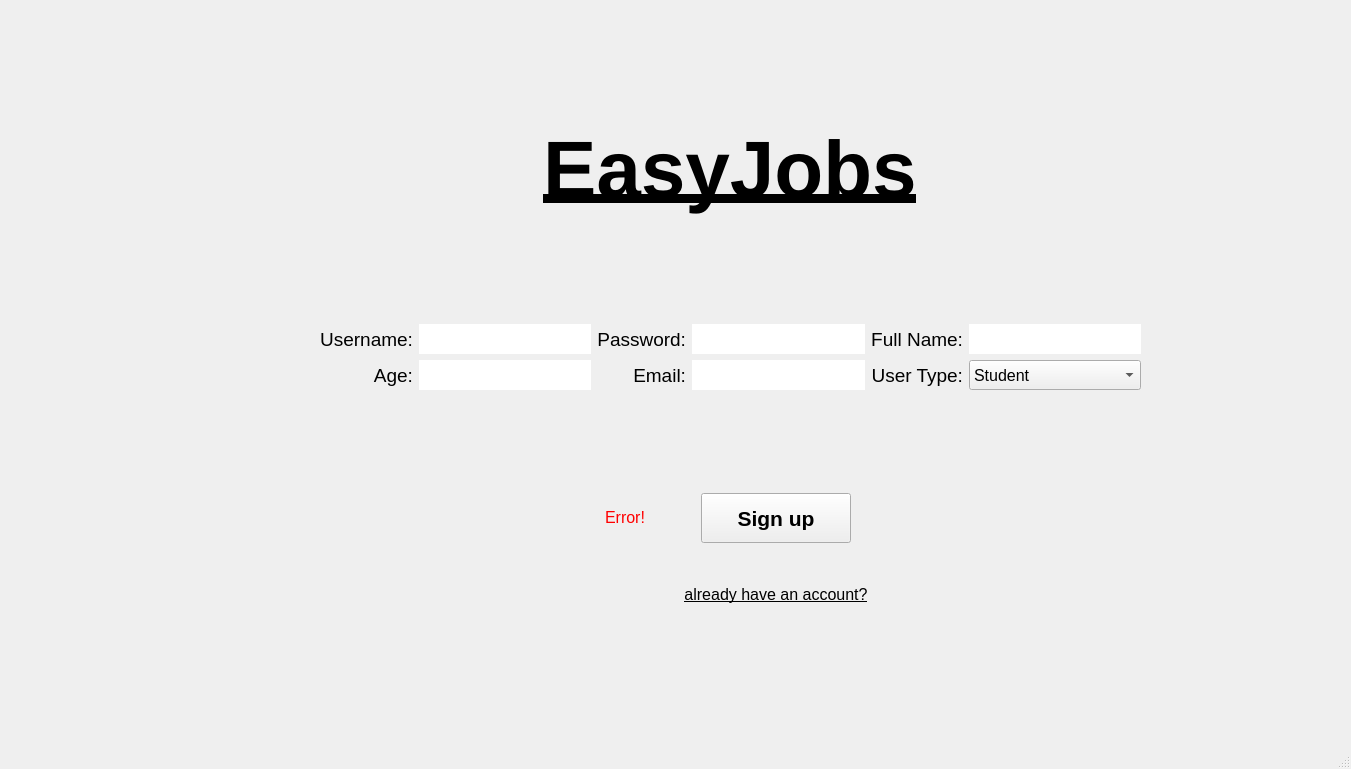
The window that ui/signup.ui (IvnGenza/EasyJob_39) describes before a commit, drawn with Qt 5.
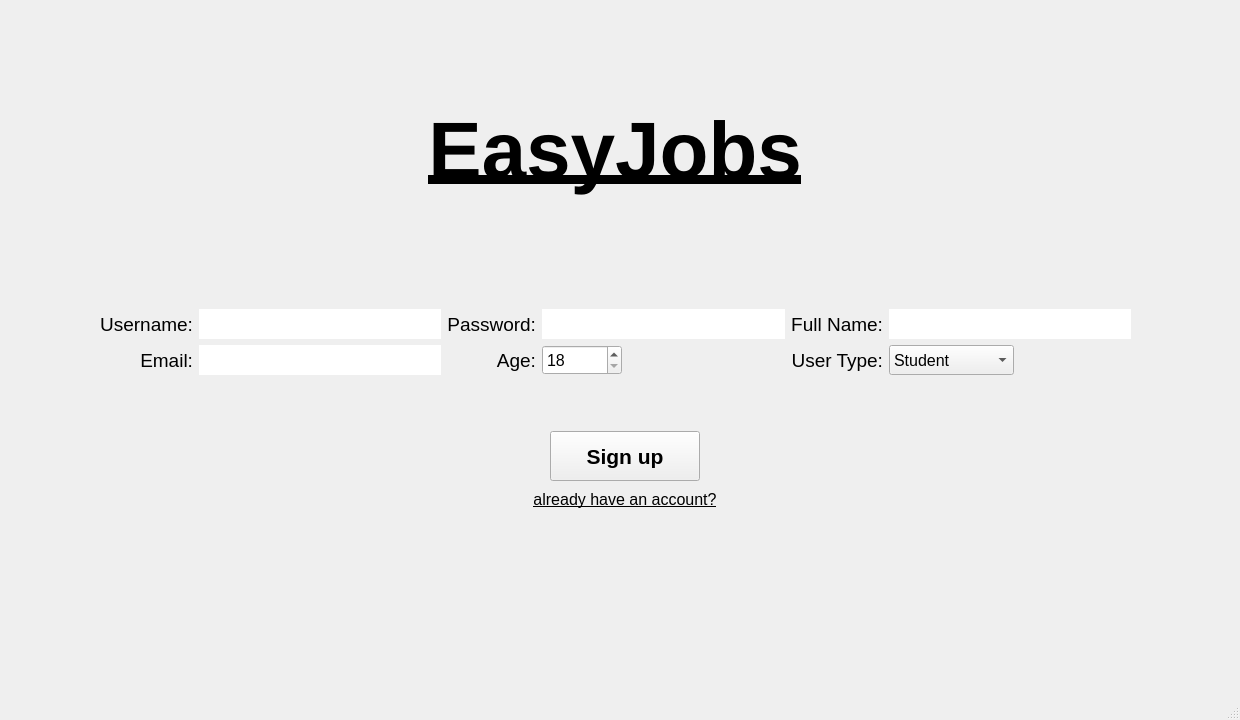
The same window after the commit.

Commit message: fixed the signup ui and tweeked the login ui. fixed a naming bug with one of the function.

```diff
--- a/ui/signup.ui
+++ b/ui/signup.ui
@@ -6,8 +6,8 @@
    <rect>
     <x>0</x>
     <y>0</y>
-    <width>1351</width>
-    <height>769</height>
+    <width>1240</width>
+    <height>720</height>
    </rect>
   </property>
   <property name="minimumSize">
@@ -18,37 +18,181 @@
   </property>
   <property name="maximumSize">
    <size>
-    <width>1920</width>
-    <height>1080</height>
+    <width>1240</width>
+    <height>720</height>
    </size>
   </property>
   <property name="windowTitle">
    <string>MainWindow</string>
   </property>
   <widget class="QWidget" name="centralwidget">
-   <widget class="QWidget" name="layoutWidget">
+   <widget class="QWidget" name="gridLayoutWidget">
     <property name="geometry">
      <rect>
-      <x>120</x>
-      <y>20</y>
-      <width>1221</width>
-      <height>441</height>
+      <x>0</x>
+      <y>0</y>
+      <width>1231</width>
+      <height>762</height>
      </rect>
     </property>
-    <layout class="QVBoxLayout" name="verticalLayout_2">
-     <property name="bottomMargin">
+    <layout class="QGridLayout" name="gridLayout_4">
+     <property name="sizeConstraint">
+      <enum>QLayout::SetDefaultConstraint</enum>
+     </property>
+     <property name="topMargin">
       <number>0</number>
      </property>
-     <item alignment="Qt::AlignHCenter">
-      <widget class="QLabel" name="easy_job_lable">
+     <property name="bottomMargin">
+      <number>150</number>
+     </property>
+     <item row="2" column="0">
+      <layout class="QGridLayout" name="gridLayout_6">
+       <property name="bottomMargin">
+        <number>100</number>
+       </property>
+       <item row="1" column="1">
+        <widget class="QPushButton" name="existing_account_button">
+         <property name="sizePolicy">
+          <sizepolicy hsizetype="Fixed" vsizetype="Fixed">
+           <horstretch>0</horstretch>
+           <verstretch>0</verstretch>
+          </sizepolicy>
+         </property>
+         <property name="minimumSize">
+          <size>
+           <width>200</width>
+           <height>25</height>
+          </size>
+         </property>
+         <property name="maximumSize">
+          <size>
+           <width>200</width>
+           <height>25</height>
+          </size>
+         </property>
+         <property name="font">
+          <font>
+           <pointsize>12</pointsize>
+           <italic>false</italic>
+           <underline>true</underline>
+          </font>
+         </property>
+         <property name="text">
+          <string>already have an account?</string>
+         </property>
+         <property name="flat">
+          <bool>true</bool>
+         </property>
+        </widget>
+       </item>
+       <item row="0" column="2">
+        <widget class="QLabel" name="wrong_data_lable_2">
+         <property name="minimumSize">
+          <size>
+           <width>500</width>
+           <height>30</height>
+          </size>
+         </property>
+         <property name="maximumSize">
+          <size>
+           <width>500</width>
+           <height>30</height>
+          </size>
+         </property>
+         <property name="font">
+          <font>
+           <family>MS Shell Dlg 2</family>
+          </font>
+         </property>
+         <property name="layoutDirection">
+          <enum>Qt::RightToLeft</enum>
+         </property>
+         <property name="text">
+          <string/>
+         </property>
+        </widget>
+       </item>
+       <item row="0" column="1" alignment="Qt::AlignHCenter">
+        <widget class="QPushButton" name="sign_up_button">
+         <property name="minimumSize">
+          <size>
+           <width>150</width>
+           <height>50</height>
+          </size>
+         </property>
+         <property name="maximumSize">
+          <size>
+           <width>150</width>
+           <height>50</height>
+          </size>
+         </property>
+         <property name="font">
+          <font>
+           <pointsize>16</pointsize>
+           <weight>75</weight>
+           <bold>true</bold>
+          </font>
+         </property>
+         <property name="acceptDrops">
+          <bool>false</bool>
+         </property>
+         <property name="text">
+          <string>Sign up</string>
+         </property>
+         <property name="autoRepeatDelay">
+          <number>0</number>
+         </property>
+        </widget>
+       </item>
+       <item row="0" column="0" alignment="Qt::AlignLeft">
+        <widget class="QLabel" name="wrong_data_label">
+         <property name="minimumSize">
+          <size>
+           <width>300</width>
+           <height>30</height>
+          </size>
+         </property>
+         <property name="maximumSize">
+          <size>
+           <width>300</width>
+           <height>30</height>
+          </size>
+         </property>
+         <property name="font">
+          <font>
+           <family>MS Shell Dlg 2</family>
+          </font>
+         </property>
+         <property name="layoutDirection">
+          <enum>Qt::RightToLeft</enum>
+         </property>
+         <property name="styleSheet">
+          <string notr="true">color: red</string>
+         </property>
+         <property name="text">
+          <string>&lt;html&gt;&lt;head/&gt;&lt;body&gt;&lt;p align=&quot;right&quot;&gt;&lt;br/&gt;&lt;/p&gt;&lt;/body&gt;&lt;/html&gt;</string>
+         </property>
+        </widget>
+       </item>
+      </layout>
+     </item>
+     <item row="0" column="0" alignment="Qt::AlignHCenter|Qt::AlignVCenter">
+      <widget class="QLabel" name="easy_job_lable_3">
+       <property name="minimumSize">
+        <size>
+         <width>600</width>
+         <height>150</height>
+        </size>
+       </property>
        <property name="maximumSize">
         <size>
-         <width>16777215</width>
-         <height>200</height>
+         <width>600</width>
+         <height>150</height>
         </size>
        </property>
        <property name="font">
         <font>
+         <family>MS Shell Dlg 2</family>
          <pointsize>60</pointsize>
          <weight>75</weight>
          <bold>true</bold>
@@ -59,6 +203,9 @@
        <property name="acceptDrops">
         <bool>false</bool>
        </property>
+       <property name="layoutDirection">
+        <enum>Qt::LeftToRight</enum>
+       </property>
        <property name="frameShadow">
         <enum>QFrame::Plain</enum>
        </property>
@@ -69,26 +216,26 @@
         <number>0</number>
        </property>
        <property name="text">
-        <string>EasyJobs</string>
+        <string>&lt;html&gt;&lt;head/&gt;&lt;body&gt;&lt;p align=&quot;center&quot;&gt;EasyJobs&lt;/p&gt;&lt;/body&gt;&lt;/html&gt;</string>
+       </property>
+       <property name="alignment">
+        <set>Qt::AlignCenter</set>
        </property>
       </widget>
      </item>
-     <item>
-      <layout class="QGridLayout" name="gridLayout">
+     <item row="1" column="0">
+      <layout class="QGridLayout" name="gridLayout_5">
        <property name="leftMargin">
-        <number>200</number>
-       </property>
-       <property name="topMargin">
-        <number>0</number>
+        <number>100</number>
        </property>
        <property name="rightMargin">
-        <number>200</number>
+        <number>100</number>
        </property>
        <property name="bottomMargin">
-        <number>20</number>
+        <number>50</number>
        </property>
-       <item row="1" column="3">
-        <widget class="QLineEdit" name="Email_text_box">
+       <item row="0" column="5">
+        <widget class="QLineEdit" name="full_name_text_box">
          <property name="minimumSize">
           <size>
            <width>150</width>
@@ -117,39 +264,6 @@
          </property>
         </widget>
        </item>
-       <item row="0" column="4">
-        <widget class="QLabel" name="full_name_lable">
-         <property name="font">
-          <font>
-           <pointsize>14</pointsize>
-          </font>
-         </property>
-         <property name="text">
-          <string>Full Name:</string>
-         </property>
-         <property name="alignment">
-          <set>Qt::AlignRight|Qt::AlignTrailing|Qt::AlignVCenter</set>
-         </property>
-         <property name="margin">
-          <number>0</number>
-         </property>
-        </widget>
-       </item>
-       <item row="1" column="0">
-        <widget class="QLabel" name="age_lable">
-         <property name="font">
-          <font>
-           <pointsize>14</pointsize>
-          </font>
-         </property>
-         <property name="text">
-          <string>Age:</string>
-         </property>
-         <property name="alignment">
-          <set>Qt::AlignRight|Qt::AlignTrailing|Qt::AlignVCenter</set>
-         </property>
-        </widget>
-       </item>
        <item row="0" column="0">
         <widget class="QLabel" name="username_lable">
          <property name="font">
@@ -165,8 +279,77 @@
          </property>
         </widget>
        </item>
-       <item row="0" column="5">
-        <widget class="QLineEdit" name="full_name_text_box">
+       <item row="0" column="4">
+        <widget class="QLabel" name="full_name_lable">
+         <property name="font">
+          <font>
+           <pointsize>14</pointsize>
+          </font>
+         </property>
+         <property name="text">
+          <string>Full Name:</string>
+         </property>
+         <property name="alignment">
+          <set>Qt::AlignRight|Qt::AlignTrailing|Qt::AlignVCenter</set>
+         </property>
+         <property name="margin">
+          <number>0</number>
+         </property>
+        </widget>
+       </item>
+       <item row="0" column="2">
+        <widget class="QLabel" name="password_lable">
+         <property name="font">
+          <font>
+           <pointsize>14</pointsize>
+          </font>
+         </property>
+         <property name="text">
+          <string>Password:</string>
+         </property>
+         <property name="alignment">
+          <set>Qt::AlignRight|Qt::AlignTrailing|Qt::AlignVCenter</set>
+         </property>
+         <property name="margin">
+          <number>0</number>
+         </property>
+        </widget>
+       </item>
+       <item row="0" column="3">
+        <widget class="QLineEdit" name="password_text_box">
+         <property name="minimumSize">
+          <size>
+           <width>150</width>
+           <height>30</height>
+          </size>
+         </property>
+         <property name="maximumSize">
+          <size>
+           <width>250</width>
+           <height>30</height>
+          </size>
+         </property>
+         <property name="baseSize">
+          <size>
+           <width>120</width>
+           <height>0</height>
+          </size>
+         </property>
+         <property name="font">
+          <font>
+           <pointsize>12</pointsize>
+          </font>
+         </property>
+         <property name="frame">
+          <bool>false</bool>
+         </property>
+         <property name="echoMode">
+          <enum>QLineEdit::Password</enum>
+         </property>
+        </widget>
+       </item>
+       <item row="0" column="1">
+        <widget class="QLineEdit" name="username_text_box">
          <property name="minimumSize">
           <size>
            <width>150</width>
@@ -213,35 +396,17 @@
          </property>
         </widget>
        </item>
-       <item row="1" column="2">
-        <widget class="QLabel" name="email_lable">
-         <property name="font">
-          <font>
-           <pointsize>14</pointsize>
-          </font>
-         </property>
-         <property name="text">
-          <string>Email:</string>
-         </property>
-         <property name="alignment">
-          <set>Qt::AlignRight|Qt::AlignTrailing|Qt::AlignVCenter</set>
-         </property>
-         <property name="margin">
-          <number>0</number>
-         </property>
-        </widget>
-       </item>
        <item row="1" column="5">
         <widget class="QComboBox" name="user_type_text_box">
          <property name="minimumSize">
           <size>
-           <width>150</width>
+           <width>100</width>
            <height>30</height>
           </size>
          </property>
          <property name="maximumSize">
           <size>
-           <width>250</width>
+           <width>125</width>
            <height>30</height>
           </size>
          </property>
@@ -268,8 +433,8 @@
          </item>
         </widget>
        </item>
-       <item row="0" column="1">
-        <widget class="QLineEdit" name="username_text_box">
+       <item row="1" column="1">
+        <widget class="QLineEdit" name="Email_text_box">
          <property name="minimumSize">
           <size>
            <width>150</width>
@@ -298,15 +463,15 @@
          </property>
         </widget>
        </item>
-       <item row="0" column="2">
-        <widget class="QLabel" name="password_lable">
+       <item row="1" column="0">
+        <widget class="QLabel" name="email_lable">
          <property name="font">
           <font>
            <pointsize>14</pointsize>
           </font>
          </property>
          <property name="text">
-          <string>Password:</string>
+          <string>Email:</string>
          </property>
          <property name="alignment">
           <set>Qt::AlignRight|Qt::AlignTrailing|Qt::AlignVCenter</set>
@@ -316,47 +481,32 @@
          </property>
         </widget>
        </item>
-       <item row="1" column="1">
-        <widget class="QLineEdit" name="age_text_box">
-         <property name="minimumSize">
-          <size>
-           <width>150</width>
-           <height>30</height>
-          </size>
-         </property>
-         <property name="maximumSize">
-          <size>
-           <width>250</width>
-           <height>30</height>
-          </size>
-         </property>
-         <property name="baseSize">
-          <size>
-           <width>120</width>
-           <height>0</height>
-          </size>
-         </property>
+       <item row="1" column="2">
+        <widget class="QLabel" name="age_lable">
          <property name="font">
           <font>
-           <pointsize>12</pointsize>
+           <pointsize>14</pointsize>
           </font>
          </property>
-         <property name="frame">
-          <bool>false</bool>
+         <property name="text">
+          <string>Age:</string>
+         </property>
+         <property name="alignment">
+          <set>Qt::AlignRight|Qt::AlignTrailing|Qt::AlignVCenter</set>
          </property>
         </widget>
        </item>
-       <item row="0" column="3">
-        <widget class="QLineEdit" name="password_text_box">
+       <item row="1" column="3">
+        <widget class="QSpinBox" name="age_spin_box">
          <property name="minimumSize">
           <size>
-           <width>150</width>
+           <width>60</width>
            <height>30</height>
           </size>
          </property>
          <property name="maximumSize">
           <size>
-           <width>250</width>
+           <width>80</width>
            <height>30</height>
           </size>
          </property>
@@ -371,11 +521,11 @@
            <pointsize>12</pointsize>
           </font>
          </property>
-         <property name="frame">
-          <bool>false</bool>
+         <property name="minimum">
+          <number>18</number>
          </property>
-         <property name="echoMode">
-          <enum>QLineEdit::Password</enum>
+         <property name="maximum">
+          <number>120</number>
          </property>
         </widget>
        </item>
@@ -383,104 +533,6 @@
      </item>
     </layout>
    </widget>
-   <widget class="QWidget" name="gridLayoutWidget">
-    <property name="geometry">
-     <rect>
-      <x>120</x>
-      <y>460</y>
-      <width>781</width>
-      <height>181</height>
-     </rect>
-    </property>
-    <layout class="QGridLayout" name="gridLayout_2">
-     <item row="0" column="1" alignment="Qt::AlignHCenter">
-      <widget class="QPushButton" name="sign_up_button">
-       <property name="minimumSize">
-        <size>
-         <width>150</width>
-         <height>50</height>
-        </size>
-       </property>
-       <property name="maximumSize">
-        <size>
-         <width>150</width>
-         <height>50</height>
-        </size>
-       </property>
-       <property name="font">
-        <font>
-         <pointsize>16</pointsize>
-         <weight>75</weight>
-         <bold>true</bold>
-        </font>
-       </property>
-       <property name="acceptDrops">
-        <bool>false</bool>
-       </property>
-       <property name="text">
-        <string>Sign up</string>
-       </property>
-       <property name="autoRepeatDelay">
-        <number>0</number>
-       </property>
-      </widget>
-     </item>
-     <item row="1" column="1">
-      <widget class="QPushButton" name="existing_account_button">
-       <property name="sizePolicy">
-        <sizepolicy hsizetype="Fixed" vsizetype="Fixed">
-         <horstretch>0</horstretch>
-         <verstretch>0</verstretch>
-        </sizepolicy>
-       </property>
-       <property name="minimumSize">
-        <size>
-         <width>200</width>
-         <height>25</height>
-        </size>
-       </property>
-       <property name="maximumSize">
-        <size>
-         <width>200</width>
-         <height>25</height>
-        </size>
-       </property>
-       <property name="font">
-        <font>
-         <pointsize>12</pointsize>
-         <italic>false</italic>
-         <underline>true</underline>
-        </font>
-       </property>
-       <property name="text">
-        <string>already have an account?</string>
-       </property>
-       <property name="flat">
-        <bool>true</bool>
-       </property>
-      </widget>
-     </item>
-     <item row="0" column="0">
-      <widget class="QLabel" name="wrong_data_label">
-       <property name="minimumSize">
-        <size>
-         <width>500</width>
-         <height>0</height>
-        </size>
-       </property>
-       <property name="maximumSize">
-        <size>
-         <width>500</width>
-         <height>16777215</height>
-        </size>
-       </property>
-       <property name="text">
-        <string>&lt;html&gt;&lt;head/&gt;&lt;body&gt;&lt;p align=&quot;right&quot;&gt;&lt;span style=&quot; font-size:12pt; color:#ff0000;&quot;&gt;Error!&lt;/span&gt;&lt;/p&gt;&lt;/body&gt;&lt;/html&gt;</string>
-       </property>
-      </widget>
-     </item>
-    </layout>
-   </widget>
   </widget>
   <widget class="QMenuBar" name="menubar">
    <property name="geometry">
```
Left out of the diff: 10 changed lines with no effect on the pictures. The commit also changes 3 other files.
